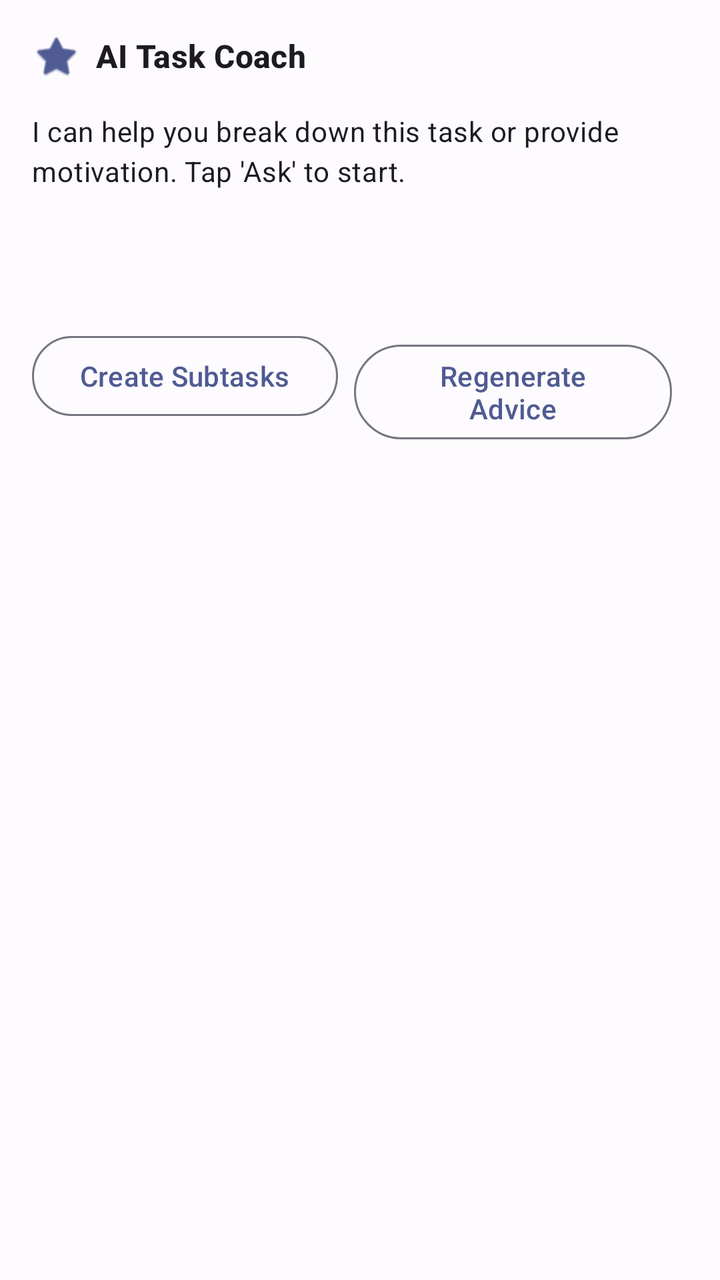
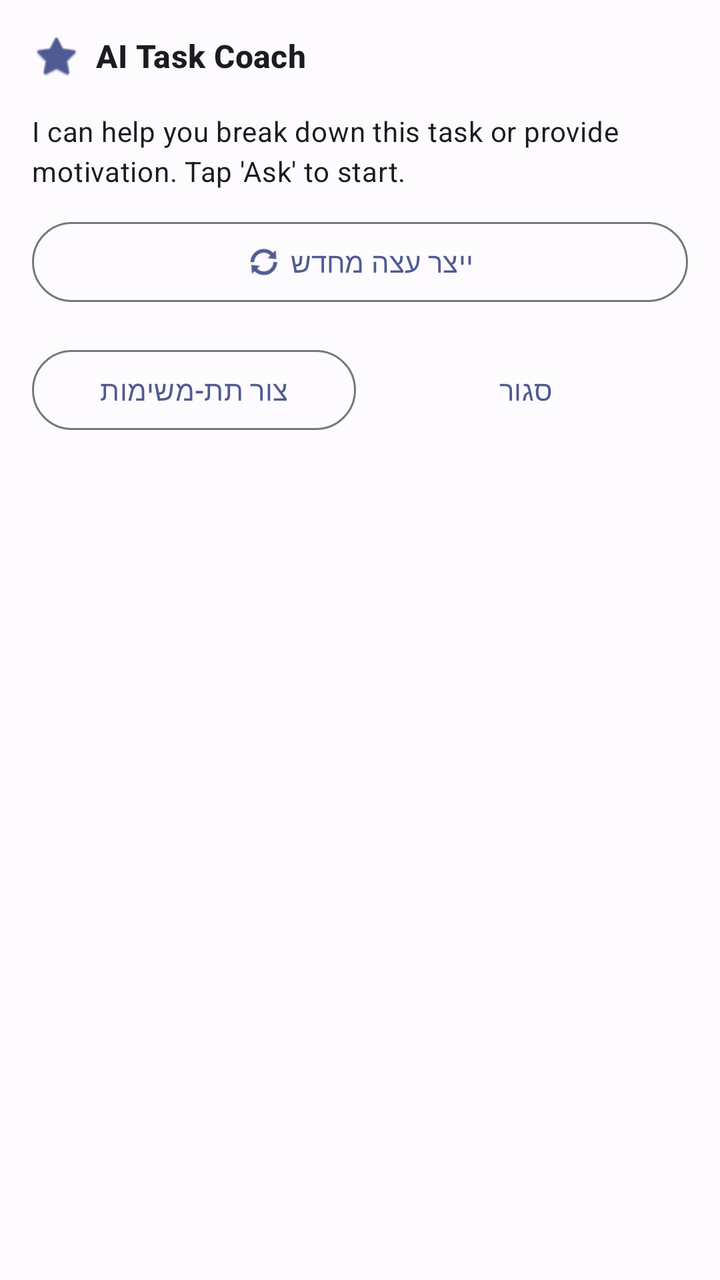

The first picture is an Android layout as it rendered before a commit; the second is the same layout after the commit. The layout source and the unified diff follow.
<!-- AndroidManifest.xml: application theme Theme.TaskMasterFinalProject -->
<!-- res/layout/fragment_ai_coach_bottom_sheet.xml -->
<?xml version="1.0" encoding="utf-8"?>
<LinearLayout xmlns:android="http://schemas.android.com/apk/res/android"
    xmlns:app="http://schemas.android.com/apk/res-auto"
    android:layout_width="match_parent"
    android:layout_height="wrap_content"
    android:orientation="vertical"
    android:padding="16dp"
    android:background="?android:colorBackground">

    
    <LinearLayout
        android:layout_width="match_parent"
        android:layout_height="wrap_content"
        android:gravity="center_vertical"
        android:orientation="horizontal"
        android:layout_marginBottom="16dp">

        <ImageView
            android:layout_width="24dp"
            android:layout_height="24dp"
            android:src="@android:drawable/btn_star_big_on"
            app:tint="?attr/colorPrimary" />

        <TextView
            android:layout_width="wrap_content"
            android:layout_height="wrap_content"
            android:layout_marginStart="8dp"
            android:text="AI Task Coach"
            android:textAppearance="?attr/textAppearanceTitleMedium"
            android:textStyle="bold" />
    </LinearLayout>

    
    <FrameLayout
        android:layout_width="match_parent"
        android:layout_height="wrap_content"
        android:minHeight="100dp">

        <ProgressBar
            android:id="@+id/progressBarAi"
            android:layout_width="wrap_content"
            android:layout_height="wrap_content"
            android:layout_gravity="center"
            android:visibility="gone" />

        <androidx.core.widget.NestedScrollView
            android:layout_width="match_parent"
            android:layout_height="wrap_content"
            android:layout_marginBottom="8dp">

            <TextView
                android:id="@+id/textAiResponse"
                android:layout_width="match_parent"
                android:layout_height="wrap_content"
                android:text="I can help you break down this task or provide motivation. Tap 'Ask' to start."
                android:textAppearance="?attr/textAppearanceBodyMedium" />
        </androidx.core.widget.NestedScrollView>
    </FrameLayout>

    
    <LinearLayout
        android:id="@+id/layoutPlanPreview"
        android:layout_width="match_parent"
        android:layout_height="wrap_content"
        android:orientation="vertical"
        android:visibility="gone"
        android:layout_marginTop="8dp"
        android:background="?attr/colorSurfaceVariant"
        android:padding="12dp">

        <TextView
            android:layout_width="wrap_content"
            android:layout_height="wrap_content"
            android:text="Suggested Subtasks"
            android:textStyle="bold"
            android:layout_marginBottom="4dp"/>

        <TextView
             android:id="@+id/textPlanSummary"
             android:layout_width="match_parent"
             android:layout_height="wrap_content"
             android:fontFamily="monospace"
             android:textSize="12sp"
             android:layout_marginBottom="8dp" />

        <LinearLayout
            android:layout_width="match_parent"
            android:layout_height="wrap_content"
            android:orientation="horizontal"
            android:gravity="end">

             <Button
                android:id="@+id/btnDiscard"
                style="@style/Widget.Material3.Button.TextButton"
                android:layout_width="wrap_content"
                android:layout_height="wrap_content"
                android:text="Discard"
                android:textColor="?attr/colorError"/>

             <Button
                android:id="@+id/btnApply"
                android:layout_width="wrap_content"
                android:layout_height="wrap_content"
                android:text="Apply Plan" />
        </LinearLayout>
    </LinearLayout>

    
    <LinearLayout
        android:layout_width="match_parent"
        android:layout_height="wrap_content"
        android:orientation="horizontal"
        android:gravity="end"
        android:layout_marginTop="8dp">

        <Button
            android:id="@+id/btnGenerateSubtasks"
            style="?attr/materialButtonOutlinedStyle"
            android:layout_width="wrap_content"
            android:layout_height="wrap_content"
            android:layout_marginEnd="8dp"
            android:text="Create Subtasks" />

        <Button
            android:id="@+id/btnRegenerate"
            style="?attr/materialButtonOutlinedStyle"
            android:layout_width="wrap_content"
            android:layout_height="wrap_content"
            android:layout_marginEnd="8dp"
            android:text="Regenerate Advice" />

        <Button
            android:id="@+id/btnClose"
            style="@style/Widget.Material3.Button.TextButton"
            android:layout_width="wrap_content"
            android:layout_height="wrap_content"
            android:text="Close" />
    </LinearLayout>

</LinearLayout>
<!-- resources referenced by this layout -->
<resources>
  <style name="Theme.TaskMasterFinalProject" parent="Base.Theme.TaskMasterFinalProject" />
  <style name="Base.Theme.TaskMasterFinalProject" parent="Theme.Material3.DayNight.NoActionBar">
          
          <item name="colorPrimary">@color/md_theme_light_primary</item>
          <item name="colorOnPrimary">@color/md_theme_light_onPrimary</item>
          <item name="colorPrimaryContainer">@color/md_theme_light_primaryContainer</item>
          <item name="colorOnPrimaryContainer">@color/md_theme_light_onPrimaryContainer</item>
          <item name="colorSecondary">@color/md_theme_light_secondary</item>
          <item name="colorOnSecondary">@color/md_theme_light_onSecondary</item>
          <item name="colorSecondaryContainer">@color/md_theme_light_secondaryContainer</item>
          <item name="colorOnSecondaryContainer">@color/md_theme_light_onSecondaryContainer</item>
          <item name="colorTertiary">@color/md_theme_light_tertiary</item>
          <item name="colorOnTertiary">@color/md_theme_light_onTertiary</item>
          <item name="colorTertiaryContainer">@color/md_theme_light_tertiaryContainer</item>
          <item name="colorOnTertiaryContainer">@color/md_theme_light_onTertiaryContainer</item>
          <item name="colorError">@color/md_theme_light_error</item>
          <item name="colorOnError">@color/md_theme_light_onError</item>
          <item name="colorErrorContainer">@color/md_theme_light_errorContainer</item>
          <item name="colorOnErrorContainer">@color/md_theme_light_onErrorContainer</item>
          <item name="android:colorBackground">@color/md_theme_light_background</item>
          <item name="colorOnBackground">@color/md_theme_light_onBackground</item>
          <item name="colorSurface">@color/md_theme_light_surface</item>
          <item name="colorOnSurface">@color/md_theme_light_onSurface</item>
          <item name="colorSurfaceVariant">@color/md_theme_light_surfaceVariant</item>
          <item name="colorOnSurfaceVariant">@color/md_theme_light_onSurfaceVariant</item>
          <item name="colorOutline">@color/md_theme_light_outline</item>
      </style>
  <color name="md_theme_light_primary">#4F5B92</color>
  <color name="md_theme_light_onPrimary">#FFFFFF</color>
  <color name="md_theme_light_primaryContainer">#DDE1FF</color>
  <color name="md_theme_light_onPrimaryContainer">#06164B</color>
  <color name="md_theme_light_secondary">#595D72</color>
  <color name="md_theme_light_onSecondary">#FFFFFF</color>
  <color name="md_theme_light_secondaryContainer">#DEE1F9</color>
  <color name="md_theme_light_onSecondaryContainer">#161B2C</color>
  <color name="md_theme_light_tertiary">#75546F</color>
  <color name="md_theme_light_onTertiary">#FFFFFF</color>
  <color name="md_theme_light_tertiaryContainer">#FFD7F5</color>
  <color name="md_theme_light_onTertiaryContainer">#2C1229</color>
  <color name="md_theme_light_error">#BA1A1A</color>
  <color name="md_theme_light_onError">#FFFFFF</color>
  <color name="md_theme_light_errorContainer">#FFDAD6</color>
  <color name="md_theme_light_onErrorContainer">#410002</color>
  <color name="md_theme_light_background">#FEFBFF</color>
  <color name="md_theme_light_onBackground">#1B1B1F</color>
  <color name="md_theme_light_surface">#FEFBFF</color>
  <color name="md_theme_light_onSurface">#1B1B1F</color>
  <color name="md_theme_light_surfaceVariant">#E3E1EC</color>
  <color name="md_theme_light_onSurfaceVariant">#46464F</color>
  <color name="md_theme_light_outline">#767680</color>
</resources>

<!-- the commit's change to res/layout/fragment_ai_coach_bottom_sheet.xml (unified diff, before → after) -->
@@ -48,12 +48,28 @@
             android:layout_height="wrap_content"
             android:layout_marginBottom="8dp">
 
-            <TextView
-                android:id="@+id/textAiResponse"
+            <LinearLayout
                 android:layout_width="match_parent"
                 android:layout_height="wrap_content"
-                android:text="I can help you break down this task or provide motivation. Tap 'Ask' to start."
-                android:textAppearance="?attr/textAppearanceBodyMedium" />
+                android:orientation="vertical">
+
+                <TextView
+                    android:id="@+id/textAiResponse"
+                    android:layout_width="match_parent"
+                    android:layout_height="wrap_content"
+                    android:text="I can help you break down this task or provide motivation. Tap 'Ask' to start."
+                    android:textAppearance="?attr/textAppearanceBodyMedium" />
+
+                <Button
+                    android:id="@+id/btnRegenerate"
+                    style="?attr/materialButtonOutlinedStyle"
+                    android:layout_width="match_parent"
+                    android:layout_height="wrap_content"
+                    android:layout_marginTop="12dp"
+                    android:text="ייצר עצה מחדש"
+                    app:icon="@android:drawable/ic_popup_sync"
+                    app:iconGravity="textStart" />
+            </LinearLayout>
         </androidx.core.widget.NestedScrollView>
     </FrameLayout>
 
@@ -116,25 +132,19 @@
         <Button
             android:id="@+id/btnGenerateSubtasks"
             style="?attr/materialButtonOutlinedStyle"
-            android:layout_width="wrap_content"
+            android:layout_width="0dp"
+            android:layout_weight="1"
             android:layout_height="wrap_content"
-            android:layout_marginEnd="8dp"
-            android:text="Create Subtasks" />
-
-        <Button
-            android:id="@+id/btnRegenerate"
-            style="?attr/materialButtonOutlinedStyle"
-            android:layout_width="wrap_content"
-            android:layout_height="wrap_content"
-            android:layout_marginEnd="8dp"
-            android:text="Regenerate Advice" />
+            android:layout_marginEnd="4dp"
+            android:text="צור תת-משימות" />
 
         <Button
             android:id="@+id/btnClose"
             style="@style/Widget.Material3.Button.TextButton"
-            android:layout_width="wrap_content"
+            android:layout_width="0dp"
+            android:layout_weight="1"
             android:layout_height="wrap_content"
-            android:text="Close" />
+            android:text="סגור" />
     </LinearLayout>
 
 </LinearLayout>
